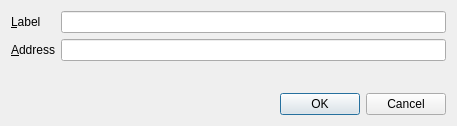
Old version of the form src/qt/forms/editaddressdialog.ui in the repository camenlx/dystem-core.
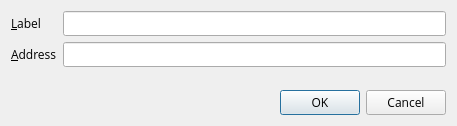
New version of the form. Custom widgets are drawn as their Qt base class.

Commit message: Added open sans as the font on all screens

What changed in the file:
```diff
--- a/src/qt/forms/editaddressdialog.ui
+++ b/src/qt/forms/editaddressdialog.ui
@@ -21,6 +21,11 @@
      </property>
      <item row="0" column="0">
       <widget class="QLabel" name="label">
+       <property name="font">
+        <font>
+         <family>Open Sans</family>
+        </font>
+       </property>
        <property name="text">
         <string>&amp;Label</string>
        </property>
@@ -31,6 +36,11 @@
      </item>
      <item row="0" column="1">
       <widget class="QLineEdit" name="labelEdit">
+       <property name="font">
+        <font>
+         <family>Open Sans</family>
+        </font>
+       </property>
        <property name="toolTip">
         <string>The label associated with this address list entry</string>
        </property>
@@ -38,6 +48,11 @@
      </item>
      <item row="1" column="0">
       <widget class="QLabel" name="label_2">
+       <property name="font">
+        <font>
+         <family>Open Sans</family>
+        </font>
+       </property>
        <property name="text">
         <string>&amp;Address</string>
        </property>
@@ -48,6 +63,11 @@
      </item>
      <item row="1" column="1">
       <widget class="QValidatedLineEdit" name="addressEdit">
+       <property name="font">
+        <font>
+         <family>Open Sans</family>
+        </font>
+       </property>
        <property name="toolTip">
         <string>The address associated with this address list entry. This can only be modified for sending addresses.</string>
        </property>
@@ -57,6 +77,11 @@
    </item>
    <item>
     <widget class="QDialogButtonBox" name="buttonBox">
+     <property name="font">
+      <font>
+       <family>Open Sans</family>
+      </font>
+     </property>
      <property name="orientation">
       <enum>Qt::Horizontal</enum>
      </property>
```
The commit also changes 21 other files.
